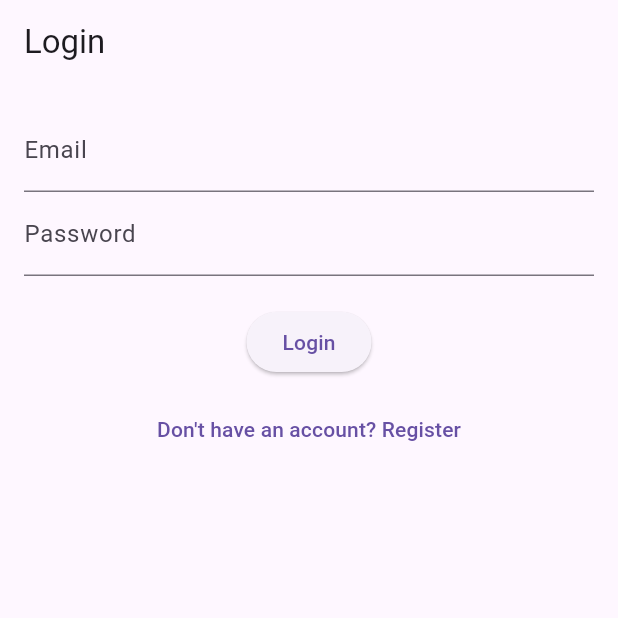
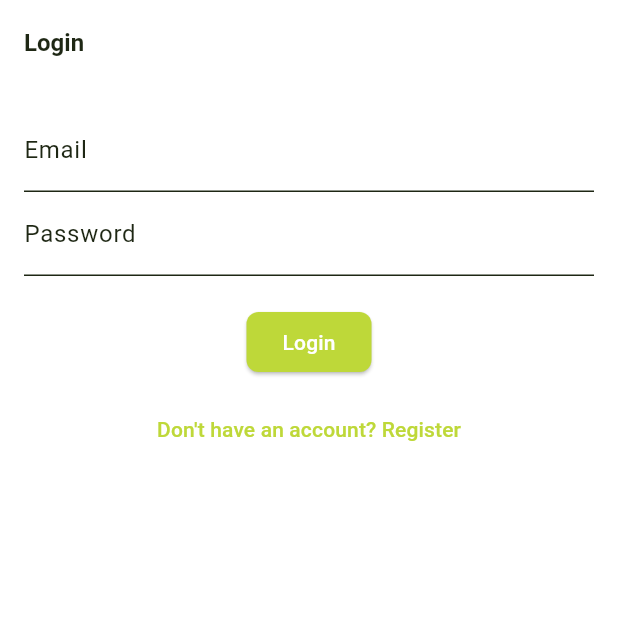
Before and after one commit to alginanto/car_rental_app, a Flutter app: the screen it shows after launch, on a phone screen of 412 x 824 dp, the top half of it. Run offline on Flutter 3.47's test engine with Material 3 defaults, Android fonts, the phone set to English and light mode, and no system bars; our stand-ins replace dio, equatable, flutter_bloc, pull_to_refresh, shared_preferences; Roboto replaces fonts that are missing (Poppins).

Commit message:
theme added

```diff
--- a/lib/main.dart
+++ b/lib/main.dart
@@ -1,11 +1,20 @@
+import 'package:car_rental_app/theme/app_theme.dart';
+import 'package:car_rental_app/theme/theme_provider.dart';
 import 'package:flutter/material.dart';
 import 'package:flutter_bloc/flutter_bloc.dart';
+import 'package:provider/provider.dart';
 import 'pages/auth/bloc/auth_bloc.dart';
 import 'data/auth_repository.dart';
 import 'pages/auth/login_screen.dart';
 
 void main() {
-  runApp(MyApp());
+  WidgetsFlutterBinding.ensureInitialized();
+  runApp(
+    ChangeNotifierProvider(
+      create: (_) => ThemeProvider(),
+      child: const MyApp(),
+    ),
+  );
 }
 
 class MyApp extends StatelessWidget {
@@ -13,6 +22,9 @@ class MyApp extends StatelessWidget {
 
   @override
   Widget build(BuildContext context) {
+    // Access the theme provider
+    final themeProvider = Provider.of<ThemeProvider>(context);
+
     return MultiBlocProvider(
       providers: [
         BlocProvider<AuthBloc>(
@@ -22,7 +34,9 @@ class MyApp extends StatelessWidget {
       child: MaterialApp(
         debugShowCheckedModeBanner: false,
         title: 'Car Rental App',
-        theme: ThemeData(primarySwatch: Colors.blue),
+        theme: AppTheme.lightTheme,
+        darkTheme: AppTheme.darkTheme,
+        themeMode: themeProvider.isDarkMode ? ThemeMode.dark : ThemeMode.light,
         home: LoginScreen(),
       ),
     );
--- /dev/null
+++ b/lib/theme/app_colors.dart
@@ -0,0 +1,120 @@
+// lib/theme/app_colors.dart
+import 'package:flutter/material.dart';
+
+class AppColors {
+  // Primary Colors
+  static const Color primary100 = Color(0xFFEFF5BD);
+  static const Color primary200 = Color(0xFFE4ED9C);
+  static const Color primary300 = Color(0xFFD6E47C);
+  static const Color primary400 = Color(0xFFCDDF5B);
+  static const Color primary500 = Color(0xFFBED839);
+  static const Color primary600 = Color(0xFF9CB523);
+  static const Color primary700 = Color(0xFF7C941E);
+  static const Color primary800 = Color(0xFF5D7118);
+  static const Color primary900 = Color(0xFF3E4D12);
+
+  // Secondary Colors
+  static const Color secondary100 = Color(0xFFCFFAE9);
+  static const Color secondary200 = Color(0xFFAAF5D8);
+  static const Color secondary300 = Color(0xFF84F0C8);
+  static const Color secondary400 = Color(0xFF5CEAB7);
+  static const Color secondary500 = Color(0xFF36E5A6);
+  static const Color secondary600 = Color(0xFF1DB988);
+  static const Color secondary700 = Color(0xFF158E6B);
+  static const Color secondary800 = Color(0xFF0D634B);
+  static const Color secondary900 = Color(0xFF053A2C);
+
+  // Tertiary Colors
+  static const Color tertiary100 = Color(0xFFF8CFDF);
+  static const Color tertiary200 = Color(0xFFF29BC4);
+  static const Color tertiary300 = Color(0xFFEC65A9);
+  static const Color tertiary400 = Color(0xFFE62E8E);
+  static const Color tertiary500 = Color(0xFFFF7A5E);
+  static const Color tertiary600 = Color(0xFFB30060);
+  static const Color tertiary700 = Color(0xFF85004F);
+  static const Color tertiary800 = Color(0xFF57003E);
+  static const Color tertiary900 = Color(0xFF2A002D);
+
+  // Light Theme Colors
+  static const Color lightDark500 = Color(0xFF1E2714);
+  static const Color lightDark90 = Color(0xFF252C1A);
+  static const Color lightDark80 = Color(0xFF343C29);
+  static const Color lightDark20 = Color(0xFFB3B7AB);
+  static const Color lightDark10 = Color(0xFFD9DBD5);
+  static const Color lightDark5 = Color(0xFFECEDEA);
+
+  static const Color lightGray500 = Color(0xFF808A7A);
+  static const Color lightGray90 = Color(0xFF939B8D);
+  static const Color lightGray80 = Color(0xFFA7ADA1);
+  static const Color lightGray20 = Color(0xFFD8DBD4);
+  static const Color lightGray10 = Color(0xFFEBEDE9);
+  static const Color lightGray5 = Color(0xFFF5F6F4);
+
+  static const Color lightLight500 = Color(0xFFDFE2DB);
+  static const Color lightLight90 = Color(0xFFE2E5DF);
+  static const Color lightLight80 = Color(0xFFE6E8E3);
+  static const Color lightLight20 = Color(0xFFF2F3F1);
+  static const Color lightLight10 = Color(0xFFF8F9F7);
+  static const Color lightLight5 = Color(0xFFFBFCFB);
+
+  static const Color lightWhite500 = Color(0xFFFFFFFF);
+  static const Color lightWhite90 = Color(0xFFFAFAFA);
+  static const Color lightWhite80 = Color(0xFFF5F5F5);
+  static const Color lightWhite20 = Color(0xFFE6E6E6);
+  static const Color lightWhite10 = Color(0xFFF2F2F2);
+  static const Color lightWhite5 = Color(0xFFF9F9F9);
+
+  // Dark Theme Colors
+  static const Color darkDark500 = Color(0xFF121A0A);
+  static const Color darkDark90 = Color(0xFF171F0F);
+  static const Color darkDark80 = Color(0xFF1C241A);
+  static const Color darkDark20 = Color(0xFF4A4F43);
+  static const Color darkDark10 = Color(0xFF252A1E);
+  static const Color darkDark5 = Color(0xFF1E211A);
+
+  static const Color darkGray500 = Color(0xFF4D564A);
+  static const Color darkGray90 = Color(0xFF5A6357);
+  static const Color darkGray80 = Color(0xFF676F64);
+  static const Color darkGray20 = Color(0xFF9EA098);
+  static const Color darkGray10 = Color(0xFF7A7E76);
+  static const Color darkGray5 = Color(0xFF6A6E67);
+
+  static const Color darkLight500 = Color(0xFF2A2D26);
+  static const Color darkLight90 = Color(0xFF30332C);
+  static const Color darkLight80 = Color(0xFF363A31);
+  static const Color darkLight20 = Color(0xFF555953);
+  static const Color darkLight10 = Color(0xFF44483F);
+  static const Color darkLight5 = Color(0xFF3B3F37);
+
+  static const Color darkWhite500 = Color(0xFF1A1A1A);
+  static const Color darkWhite90 = Color(0xFF212121);
+  static const Color darkWhite80 = Color(0xFF282828);
+  static const Color darkWhite20 = Color(0xFF333333);
+  static const Color darkWhite10 = Color(0xFF2E2E2E);
+  static const Color darkWhite5 = Color(0xFF2A2A2A);
+
+  // Color Options
+  static const Color option1 = Color(0xFF2ECC71);
+  static const Color option2 = Color(0xFF16A085);
+  static const Color option3 = Color(0xFF5E35B1);
+  static const Color option4 = Color(0xFF1565C0);
+
+  // Gradients
+  static final LinearGradient gradient1 = LinearGradient(
+    colors: [primary500, secondary500],
+    begin: Alignment.topLeft,
+    end: Alignment.bottomRight,
+  );
+
+  static final LinearGradient gradient2 = LinearGradient(
+    colors: [secondary500, Color(0xFF2196F3)],
+    begin: Alignment.topLeft,
+    end: Alignment.bottomRight,
+  );
+
+  static final LinearGradient gradient3 = LinearGradient(
+    colors: [secondary500, tertiary500],
+    begin: Alignment.topLeft,
+    end: Alignment.bottomRight,
+  );
+}
--- /dev/null
+++ b/lib/theme/app_theme.dart
@@ -0,0 +1,106 @@
+// lib/theme/app_theme.dart
+import 'package:flutter/material.dart';
+import 'app_colors.dart';
+import 'app_typography.dart';
+
+class AppTheme {
+  // Get Light Theme
+  static ThemeData get lightTheme {
+    return ThemeData(
+      useMaterial3: true,
+      fontFamily: AppTypography.fontFamily,
+      brightness: Brightness.light,
+      scaffoldBackgroundColor: AppColors.lightWhite500,
+
+      colorScheme: const ColorScheme(
+        brightness: Brightness.light,
+        primary: AppColors.primary500,
+        onPrimary: Colors.white,
+        secondary: AppColors.secondary500,
+        onSecondary: Colors.white,
+        tertiary: AppColors.tertiary500,
+        onTertiary: Colors.white,
+        error: Colors.red,
+        onError: Colors.white,
+        background: AppColors.lightWhite500,
+        onBackground: AppColors.lightDark500,
+        surface: AppColors.lightWhite500,
+        onSurface: AppColors.lightDark500,
+      ),
+
+      textTheme: AppTypography.lightTextTheme,
+
+      elevatedButtonTheme: ElevatedButtonThemeData(
+        style: ElevatedButton.styleFrom(
+          backgroundColor: AppColors.primary500,
+          foregroundColor: Colors.white,
+          shape: RoundedRectangleBorder(borderRadius: BorderRadius.circular(8)),
+        ),
+      ),
+
+      cardTheme: CardTheme(
+        color: AppColors.lightWhite500,
+        elevation: 2,
+        shape: RoundedRectangleBorder(borderRadius: BorderRadius.circular(8)),
+      ),
+
+      appBarTheme: const AppBarTheme(
+        backgroundColor: AppColors.lightWhite500,
+        foregroundColor: AppColors.lightDark500,
+        elevation: 0,
+      ),
+
+      // Add more component themes as needed
+    );
+  }
+
+  // Get Dark Theme
+  static ThemeData get darkTheme {
+    return ThemeData(
+      useMaterial3: true,
+      fontFamily: AppTypography.fontFamily,
+      brightness: Brightness.dark,
+      scaffoldBackgroundColor: AppColors.darkWhite500,
+
+      colorScheme: const ColorScheme(
+        brightness: Brightness.dark,
+        primary: AppColors.primary500, // Keep accent color the same
+        onPrimary: Colors.black,
+        secondary: AppColors.secondary500,
+        onSecondary: Colors.black,
+        tertiary: AppColors.tertiary500,
+        onTertiary: Colors.black,
+        error: Colors.red,
+        onError: Colors.white,
+        background: AppColors.darkWhite500,
+        onBackground: Colors.white,
+        surface: AppColors.darkWhite90,
+        onSurface: Colors.white,
+      ),
+
+      textTheme: AppTypography.darkTextTheme,
+
+      elevatedButtonTheme: ElevatedButtonThemeData(
+        style: ElevatedButton.styleFrom(
+          backgroundColor: AppColors.primary500,
+          foregroundColor: Colors.black,
+          shape: RoundedRectangleBorder(borderRadius: BorderRadius.circular(8)),
+        ),
+      ),
+
+      cardTheme: CardTheme(
+        color: AppColors.darkWhite90,
+        elevation: 2,
+        shape: RoundedRectangleBorder(borderRadius: BorderRadius.circular(8)),
+      ),
+
+      appBarTheme: const AppBarTheme(
+        backgroundColor: AppColors.darkWhite500,
+        foregroundColor: Colors.white,
+        elevation: 0,
+      ),
+
+      // Add more component themes as needed
+    );
+  }
+}
--- /dev/null
+++ b/lib/theme/app_typography.dart
@@ -0,0 +1,52 @@
+// lib/theme/app_typography.dart
+import 'package:flutter/material.dart';
+
+class AppTypography {
+  static const String fontFamily = 'Poppins';
+
+  static TextTheme get lightTextTheme {
+    return const TextTheme(
+      // Headers
+      displayLarge: TextStyle(fontSize: 32, fontWeight: FontWeight.bold, color: Color(0xFF1E2714)), // Header 1
+      displayMedium: TextStyle(fontSize: 28, fontWeight: FontWeight.bold, color: Color(0xFF1E2714)), // Header 2
+      displaySmall: TextStyle(fontSize: 24, fontWeight: FontWeight.bold, color: Color(0xFF1E2714)), // Header 3
+      headlineMedium: TextStyle(fontSize: 20, fontWeight: FontWeight.bold, color: Color(0xFF1E2714)), // Header 4
+      headlineSmall: TextStyle(fontSize: 18, fontWeight: FontWeight.bold, color: Color(0xFF1E2714)), // Header 5
+      titleLarge: TextStyle(fontSize: 16, fontWeight: FontWeight.bold, color: Color(0xFF1E2714)), // Header 6
+      titleMedium: TextStyle(fontSize: 14, fontWeight: FontWeight.bold, color: Color(0xFF1E2714)), // Header 7
+
+      // Body
+      bodyLarge: TextStyle(fontSize: 16, color: Color(0xFF1E2714)), // Body 1
+      bodyMedium: TextStyle(fontSize: 14, color: Color(0xFF1E2714)), // Body 2
+
+      // Caption
+      bodySmall: TextStyle(fontSize: 12, color: Color(0xFF343C29)), // Caption
+
+      // Small
+      labelSmall: TextStyle(fontSize: 10, color: Color(0xFF343C29)), // Small
+    );
+  }
+
+  static TextTheme get darkTextTheme {
+    return const TextTheme(
+      // Headers
+      displayLarge: TextStyle(fontSize: 32, fontWeight: FontWeight.bold, color: Color(0xFFFFFFFF)), // Header 1
+      displayMedium: TextStyle(fontSize: 28, fontWeight: FontWeight.bold, color: Color(0xFFFFFFFF)), // Header 2
+      displaySmall: TextStyle(fontSize: 24, fontWeight: FontWeight.bold, color: Color(0xFFFFFFFF)), // Header 3
+      headlineMedium: TextStyle(fontSize: 20, fontWeight: FontWeight.bold, color: Color(0xFFFFFFFF)), // Header 4
+      headlineSmall: TextStyle(fontSize: 18, fontWeight: FontWeight.bold, color: Color(0xFFFFFFFF)), // Header 5
+      titleLarge: TextStyle(fontSize: 16, fontWeight: FontWeight.bold, color: Color(0xFFFFFFFF)), // Header 6
+      titleMedium: TextStyle(fontSize: 14, fontWeight: FontWeight.bold, color: Color(0xFFFFFFFF)), // Header 7
+
+      // Body
+      bodyLarge: TextStyle(fontSize: 16, color: Color(0xFFECEDEA)), // Body 1
+      bodyMedium: TextStyle(fontSize: 14, color: Color(0xFFECEDEA)), // Body 2
+
+      // Caption
+      bodySmall: TextStyle(fontSize: 12, color: Color(0xFFD9DBD5)), // Caption
+
+      // Small
+      labelSmall: TextStyle(fontSize: 10, color: Color(0xFFD9DBD5)), // Small
+    );
+  }
+}
--- /dev/null
+++ b/lib/theme/theme_provider.dart
@@ -0,0 +1,45 @@
+// lib/theme/theme_provider.dart
+import 'package:flutter/material.dart';
+import 'package:shared_preferences/shared_preferences.dart';
+
+class ThemeProvider with ChangeNotifier {
+  final String key = "theme";
+  SharedPreferences? _prefs;
+  bool _isDarkMode = false;
+
+  bool get isDarkMode => _isDarkMode;
+
+  ThemeProvider() {
+    _loadFromPrefs();
+  }
+
+  // Initialize and load saved theme preference
+  _initPrefs() async {
+    _prefs ??= await SharedPreferences.getInstance();
+  }
+
+  _loadFromPrefs() async {
+    await _initPrefs();
+    _isDarkMode = _prefs?.getBool(key) ?? false;
+    notifyListeners();
+  }
+
+  _saveToPrefs() async {
+    await _initPrefs();
+    _prefs?.setBool(key, _isDarkMode);
+  }
+
+  // Toggle theme
+  void toggleTheme() {
+    _isDarkMode = !_isDarkMode;
+    _saveToPrefs();
+    notifyListeners();
+  }
+
+  // Set specific theme
+  void setTheme(bool isDark) {
+    _isDarkMode = isDark;
+    _saveToPrefs();
+    notifyListeners();
+  }
+}
--- a/pubspec.yaml
+++ b/pubspec.yaml
@@ -22,6 +22,7 @@ dependencies:
   firebase_messaging: ^15.2.2
   flutter_hooks: ^0.20.5
   pull_to_refresh: ^2.0.0
+  provider: ^6.1.2
 
 dev_dependencies:
   flutter_test:
```
Also changed, not shown: pubspec.lock.
